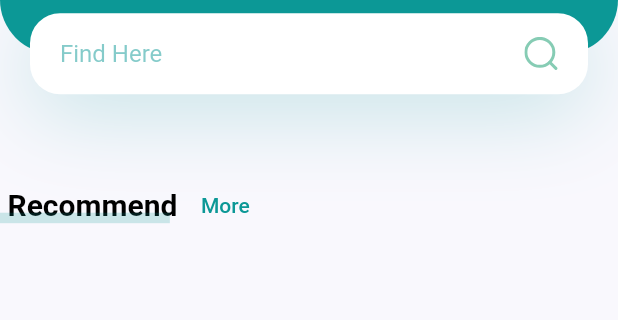
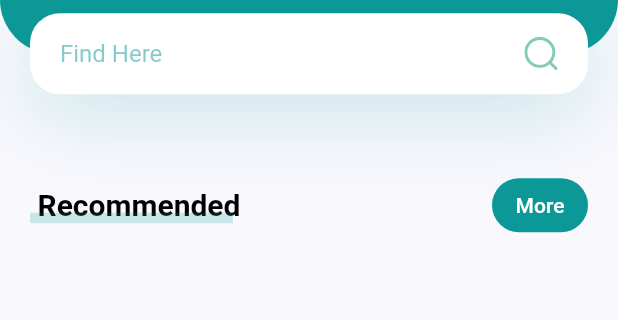
Before and after one commit to DivyanshVish/UI_Plant_App, a Flutter app: the screen it shows after launch, on a phone screen of 412 x 824 dp, the part 237-557 px from its top. Run offline on Flutter 3.47's test engine with Material 2 defaults, Android fonts, the phone set to English and light mode, and no system bars; our stand-ins replace flutter_svg.

Commit message:
Initial Commit

```diff
--- /dev/null
+++ b/lib/Screens/Home/Component/TitlewithMoreBtn.dart
@@ -0,0 +1,43 @@
+import 'package:flutter/material.dart';
+
+import '../../../constant.dart';
+import 'TitlewithCustomUnderLine.dart';
+
+class TitlewithMoreButton extends StatelessWidget {
+  const TitlewithMoreButton({
+    super.key,
+    required this.press,
+    required this.title,
+  });
+  final Function press;
+  final String title;
+  @override
+  Widget build(BuildContext context) {
+    return Padding(
+      padding: const EdgeInsets.symmetric(horizontal: kDefaultPadding),
+      child: Row(
+        children: [
+          TitlewithCustomUnderLine(
+            text: title,
+          ),
+          const Spacer(),
+          TextButton(
+            // style:  ButtonStyle(backgroundColor:),
+            onPressed: press(),
+            style: TextButton.styleFrom(
+              foregroundColor: kPrimaryColor,
+              backgroundColor: kPrimaryColor,
+              shape: RoundedRectangleBorder(
+                borderRadius: BorderRadius.circular(20),
+              ),
+            ),
+            child: const Text(
+              "More",
+              style: TextStyle(color: Colors.white),
+            ),
+          ),
+        ],
+      ),
+    );
+  }
+}
--- a/lib/Screens/Home/Component/body.dart
+++ b/lib/Screens/Home/Component/body.dart
@@ -4,12 +4,15 @@ import 'package:plantapp/Screens/Home/Component/TitlewithCustomUnderLine.dart';
 
 import '../../../constant.dart';
 import 'HeaderwithSearchBox.dart';
+import 'TitlewithMoreBtn.dart';
 
 class Body extends StatelessWidget {
   const Body({super.key});
 
   @override
   Widget build(BuildContext context) {
+    /* --------- It will povide us total height and width of our screen --------- */
+
     Size size = MediaQuery.of(context).size;
 
 /* -------------------- This is used to Scroll the screen ------------------- */
@@ -18,21 +21,12 @@ class Body extends StatelessWidget {
       child: Column(
         children: [
           HeaderwithSearchBox(size: size),
-          Row(
-            children: [
-              const TitlewithCustomUnderLine(
-                text: "Recommend",
-              ),
-              TextButton(
-                // style:  ButtonStyle(backgroundColor:),
-                onPressed: () {},
-                child: const Text(
-                  "More",
-                  style: TextStyle(color: kPrimaryColor),
-                ),
-              ),
-            ],
+          TitlewithMoreButton(
+            title: "Recommended",
+            press: () {},
           ),
+          /* --------------------- It will cover 40% of our total width --------------------- */
+          Container(),
         ],
       ),
     );
```
